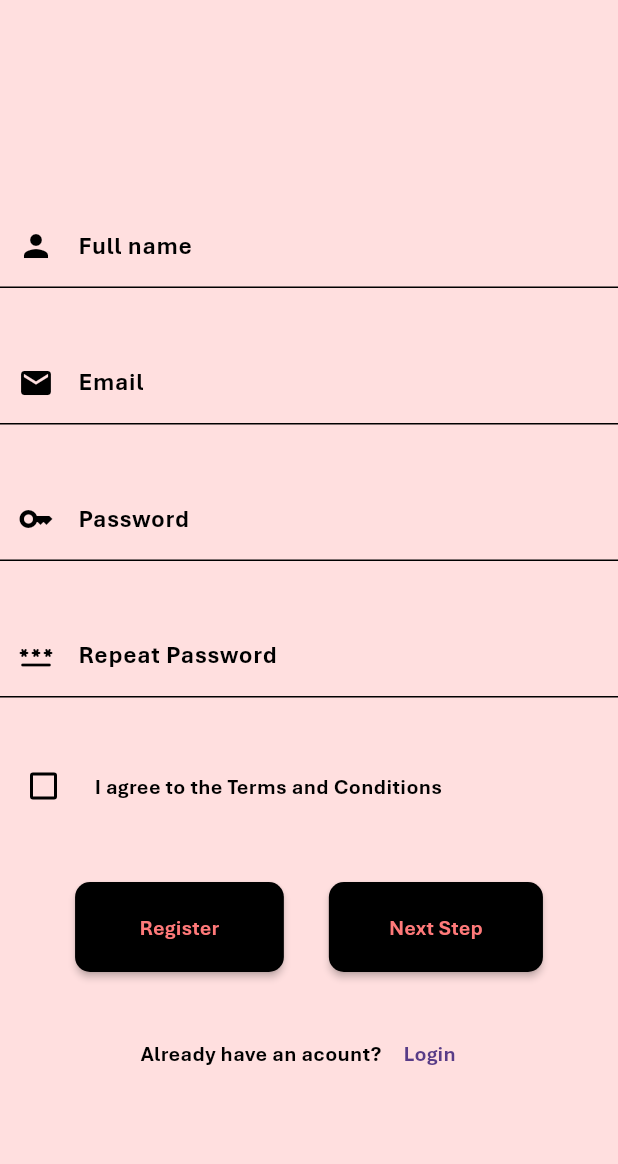
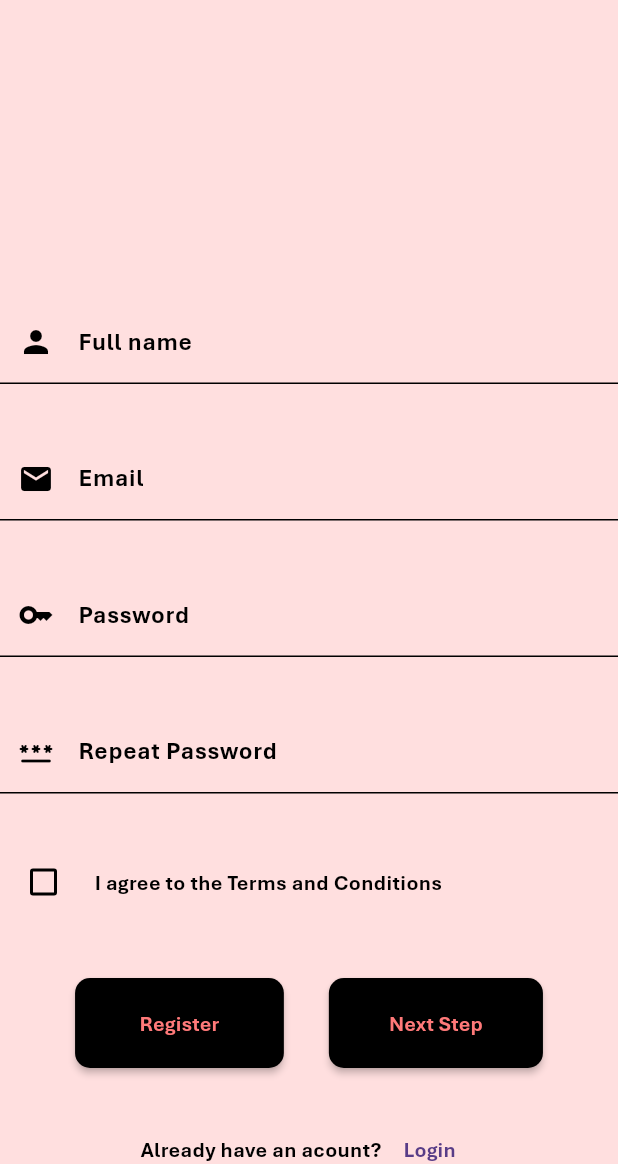
Before and after one commit to theglassofwater/flutter_mobile_app, a Flutter app: the screen it shows after launch, after a tap on "Login", after a tap on "Sign Up", on a phone screen of 412 x 824 dp, the part 72-1236 px from its top. Run offline on Flutter 3.47's test engine with Material 3 defaults, Android fonts, the phone set to English and light mode, and no system bars; our stand-ins replace animate_do, flutter_map, latlong2, lottie, shared_preferences, smooth_page_indicator.

Commit message:
adjustments to forms

```diff
--- a/lib/big_widgets/sign_up_form.dart
+++ b/lib/big_widgets/sign_up_form.dart
@@ -1,9 +1,6 @@
 import 'package:animate_do/animate_do.dart';
 import 'package:flutter/material.dart';
-import 'package:flutter_mobile_app/screens/login.dart';
 import 'package:flutter_mobile_app/styles/colors.dart';
-import 'package:flutter_mobile_app/big_widgets/bottom_navbar.dart';
-import 'package:flutter_mobile_app/utils/screen_transitions.dart';
 import 'package:flutter_mobile_app/widgets/button.dart';
 import 'package:flutter_mobile_app/widgets/text_field.dart';
 import 'package:flutter_mobile_app/widgets/topBar.dart';
@@ -28,10 +25,43 @@ class SignUpForm extends StatefulWidget {
 
 class _SignUpFormState extends State<SignUpForm> {
   bool agreedToTerms = false;
+  String name = "";
+  String email = "";
+  String password = "";
+  String repeatPassword = "";
+
+  void setName(_name) {
+    setState(() {
+      name = _name;
+    });
+  }
+
+  void setEmail(_email) {
+    setState(() {
+      email = _email;
+    });
+  }
+
+  void setPassword(_password) {
+    setState(() {
+      password = _password;
+    });
+  }
+
+  void setRepeatPassword(_password) {
+    setState(() {
+      repeatPassword = _password;
+    });
+  }
 
   @override
   Widget build(BuildContext context) {
-    return Column(
+    return SingleChildScrollView(
+      padding: EdgeInsets.only(
+        bottom: MediaQuery.of(context).viewInsets.bottom,
+      ),
+
+      child: Column(
         // crossAxisAlignment: CrossAxisAlignment.center,
         children: [
           topBar(
@@ -39,16 +69,32 @@ class _SignUpFormState extends State<SignUpForm> {
             setStep: widget.setStep,
             controller: widget.controller,
           ),
-        Spacer(), // Put image or something
-        MyTextField(labelText: "Full name", icon: Icon(Icons.person)),
+          SizedBox(height: 200), // Put image or something
+          MyTextField(
+            labelText: "Full name",
+            icon: Icon(Icons.person),
+            onChange: setName,
+          ),
           SizedBox(height: 35),
-        MyTextField(labelText: "Email", icon: Icon(Icons.email)),
+          MyTextField(
+            labelText: "Email",
+            icon: Icon(Icons.email),
+            isEmail: true,
+            onChange: setEmail,
+          ),
           SizedBox(height: 35),
-        MyTextField(labelText: "Password", icon: Icon(Icons.key)),
+          MyTextField(
+            labelText: "Password",
+            icon: Icon(Icons.key),
+            isPassword: true,
+            onChange: setPassword,
+          ),
           SizedBox(height: 35),
           MyTextField(
             labelText: "Repeat Password",
             icon: Icon(Icons.password_rounded),
+            isPassword: true,
+            onChange: setRepeatPassword,
           ),
           SizedBox(height: 35),
           Padding(
@@ -77,17 +123,13 @@ class _SignUpFormState extends State<SignUpForm> {
             spacing: 30,
             mainAxisAlignment: MainAxisAlignment.center,
             children: [
-            MyButton(onTap: () => widget.onSignUp(), text: " Register "),
               MyButton(
                 onTap:
-                  () => {
-                    widget.controller..animateToPage(
-                      1, // target page index
-                      duration: Duration(milliseconds: 500),
-                      curve: Curves.easeInOut, // this is your animation style
+                    () => widget.onSignUp(name, email, password, toApp: true),
+                text: " Register ",
               ),
-                    widget.setStep(1),
-                  },
+              MyButton(
+                onTap: () => {widget.onSignUp(name, email, password)},
                 text: "Next Step",
               ),
             ],
@@ -108,6 +150,7 @@ class _SignUpFormState extends State<SignUpForm> {
           ),
           SizedBox(height: 50),
         ],
+      ),
     );
   }
 }
```
Lines whose indentation alone changed are shown as unchanged.
